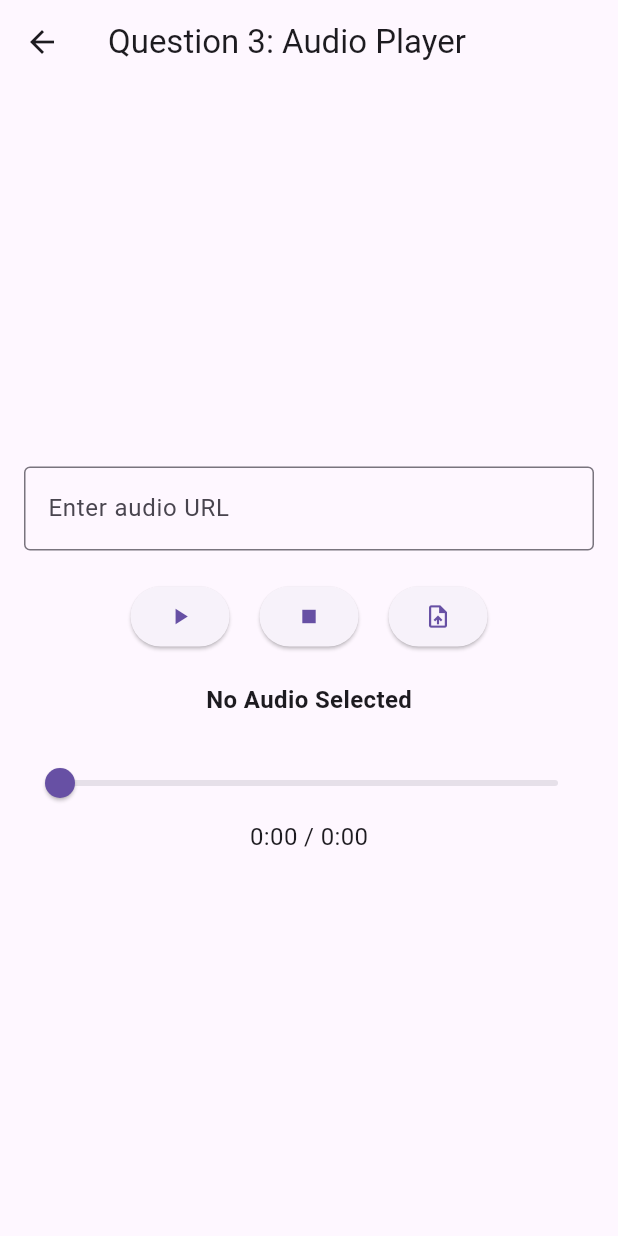
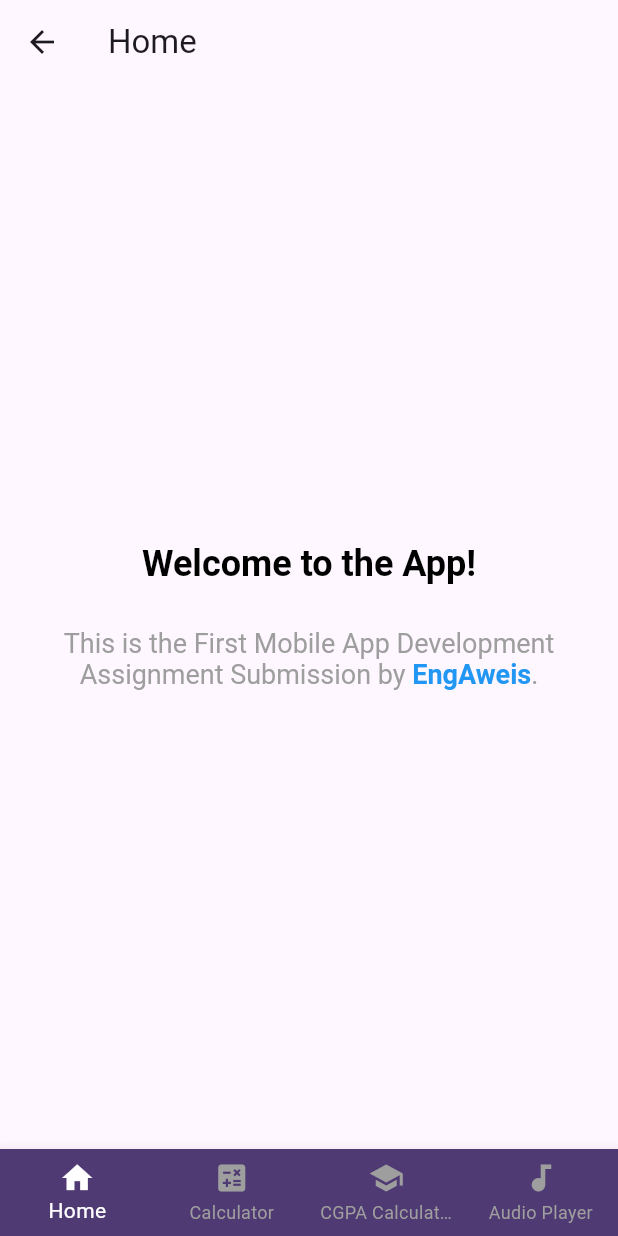
Before and after one commit to MaxamedAweis90/assignmentapp, a Flutter app: the screen it shows after launch, after a tap on "Launch App", on a phone screen of 412 x 824 dp. Run offline on Flutter 3.47's test engine with Material 3 defaults, Android fonts, the phone set to English and light mode, and no system bars; our stand-ins replace audioplayers, file_picker; network calls fail.

Commit message:
Updated the assignment

```diff
--- a/lib/main.dart
+++ b/lib/main.dart
@@ -43,8 +43,8 @@
 //   }
 // }
 
+import 'package:assignmentapp/pages/Start.dart';
 import 'package:flutter/material.dart';
-import 'package:assignmentapp/pages/landing_page.dart';
 
 void main() {
   runApp(MyApp());
@@ -58,7 +58,7 @@ class MyApp extends StatelessWidget {
     return MaterialApp(
       title: 'Assignments',
       theme: ThemeData(primarySwatch: Colors.blue),
-      home: LandingPage(),
+      home: Startpage(),
     );
   }
 }
--- a/lib/pages/landing_page.dart
+++ b/lib/pages/landing_page.dart
@@ -1,73 +1,105 @@
 import 'package:flutter/material.dart';
-import 'question3.dart'; // Ensure this path matches your actual file structure
+import 'calculator_gui.dart';
+import 'cgpa_calculator_gui.dart';
+import 'question3.dart';
 
-class LandingPage extends StatelessWidget {
+class LandingPage extends StatefulWidget {
   const LandingPage({super.key});
+
+  @override
+  _LandingPageState createState() => _LandingPageState();
+}
+
+class _LandingPageState extends State<LandingPage> {
+  int _currentIndex = 0;
+
+  // List of pages for each tab
+  final List<Widget> _pages = [
+    WelcomePage(),
+    CalculatorGUI(),
+    CGPACalculator(),
+    Question3Page(),
+  ];
+
   @override
   Widget build(BuildContext context) {
     return Scaffold(
-      body: Container(
-        decoration: BoxDecoration(
-          image: DecorationImage(
-            image: NetworkImage(
-              'https://th.bing.com/th/id/R.2a5fd36dbc1724922bb2206b35a4dcda?rik=ukSa06cIVmJ9zQ&pid=ImgRaw&r=0',
-            ), // Replace with your image URL
-            fit: BoxFit.cover,
-          ),
-        ),
-        child: Center(
-          child: Column(
-            mainAxisAlignment: MainAxisAlignment.center,
-            children: <Widget>[
-              Spacer(),
-              Container(
-                color: Colors.black.withOpacity(0.8),
-                padding: EdgeInsets.all(30),
-                child: Column(
-                  children: [
-                    Text(
-                      'Aweis Audio Player',
-                      style: TextStyle(
-                        fontSize: 40,
-                        fontWeight: FontWeight.bold,
-                        color: Colors.white,
-                      ),
-                    ),
-                    SizedBox(height: 50),
-                    ElevatedButton(
-                      onPressed: () {
-                        Navigator.push(
-                          context,
-                          MaterialPageRoute(
-                            builder: (context) => Question3Page(),
-                          ),
-                        );
+      body: _pages[_currentIndex], // Display the current page
+      bottomNavigationBar: BottomNavigationBar(
+        currentIndex: _currentIndex, // Track the selected tab
+        onTap: (index) {
+          setState(() {
+            _currentIndex = index; // Update the selected tab
+          });
         },
-                      style: ElevatedButton.styleFrom(
         backgroundColor: const Color.fromARGB(
           255,
-                          246,
-                          243,
-                          243,
+          79,
+          58,
+          115,
+        ), // Explicit background color
+        selectedItemColor: Colors.white, // Highlight the selected tab
+        unselectedItemColor: Colors.grey, // Dull color for unselected tabs
+        type: BottomNavigationBarType.fixed, // Ensures colors apply correctly
+        items: const [
+          BottomNavigationBarItem(icon: Icon(Icons.home), label: 'Home'),
+          BottomNavigationBarItem(
+            icon: Icon(Icons.calculate),
+            label: 'Calculator',
           ),
-                        foregroundColor: const Color.fromARGB(255, 68, 96, 255),
-                        padding: EdgeInsets.symmetric(
-                          horizontal: 40,
-                          vertical: 20,
+          BottomNavigationBarItem(
+            icon: Icon(Icons.school),
+            label: 'CGPA Calculator',
           ),
-                        textStyle: TextStyle(fontSize: 20),
-                      ),
-                      child: Text('Launch App'),
+          BottomNavigationBarItem(
+            icon: Icon(Icons.audiotrack),
+            label: 'Audio Player',
           ),
         ],
       ),
+    );
+  }
+}
+
+class WelcomePage extends StatelessWidget {
+  @override
+  Widget build(BuildContext context) {
+    return Scaffold(
+      appBar: AppBar(title: const Text('Home')),
+      body: Center(
+        child: RichText(
+          textAlign: TextAlign.center,
+          text: TextSpan(
+            text: 'Welcome to the App!\n\n',
+            style: const TextStyle(
+              fontSize: 24,
+              fontWeight: FontWeight.bold,
+              color: Colors.black,
             ),
-              Spacer(),
-              Padding(
-                padding: const EdgeInsets.only(bottom: 50.0),
-                child: Text(
-                  'Developed by Aweis',
-                  style: TextStyle(fontSize: 20, color: Colors.white),
+            children: <TextSpan>[
+              const TextSpan(
+                text:
+                    'This is the First Mobile App Development Assignment Submission by ',
+                style: TextStyle(
+                  fontSize: 18,
+                  fontWeight: FontWeight.normal,
+                  color: Colors.grey,
+                ),
+              ),
+              TextSpan(
+                text: 'EngAweis',
+                style: const TextStyle(
+                  fontSize: 18,
+                  fontWeight: FontWeight.bold,
+                  color: Colors.blue,
+                ),
+              ),
+              const TextSpan(
+                text: '.',
+                style: TextStyle(
+                  fontSize: 18,
+                  fontWeight: FontWeight.normal,
+                  color: Colors.grey,
                 ),
               ),
             ],
--- /dev/null
+++ b/lib/pages/start.dart
@@ -0,0 +1,137 @@
+import 'package:assignmentapp/pages/landing_page.dart';
+import 'package:flutter/material.dart';
+
+class Startpage extends StatelessWidget {
+  const Startpage({super.key});
+
+  @override
+  Widget build(BuildContext context) {
+    return Scaffold(
+      body: Column(
+        children: [
+          // Top section with the futuristic image
+          Expanded(
+            flex: 2,
+            child: Container(
+              decoration: BoxDecoration(
+                gradient: LinearGradient(
+                  colors: [Colors.blueAccent, Colors.purpleAccent],
+                  begin: Alignment.topLeft,
+                  end: Alignment.bottomRight,
+                ),
+                image: DecorationImage(
+                  image: NetworkImage(
+                    'https://th.bing.com/th/id/R.2a5fd36dbc1724922bb2206b35a4dcda?rik=ukSa06cIVmJ9zQ&pid=ImgRaw&r=0',
+                  ), // Replace with your image URL
+                  fit: BoxFit.cover,
+                  colorFilter: ColorFilter.mode(
+                    Colors.black.withOpacity(0.5),
+                    BlendMode.darken,
+                  ),
+                ),
+              ),
+              child: Center(
+                child: Text(
+                  'Are you ready to explore EngAwis App?',
+                  textAlign: TextAlign.center,
+                  style: TextStyle(
+                    fontSize: 28,
+                    fontWeight: FontWeight.bold,
+                    color: Colors.white,
+                    shadows: [
+                      Shadow(
+                        blurRadius: 10.0,
+                        color: Colors.blueAccent,
+                        offset: Offset(0, 0),
+                      ),
+                    ],
+                  ),
+                ),
+              ),
+            ),
+          ),
+
+          // Bottom section with futuristic design
+          Expanded(
+            flex: 2,
+            child: Container(
+              width: double.infinity, // Ensure it takes the full width
+              decoration: BoxDecoration(
+                gradient: LinearGradient(
+                  colors: [
+                    const Color.fromARGB(255, 4, 3, 3),
+                    const Color.fromARGB(255, 27, 87, 118),
+                  ],
+                  begin: Alignment.topCenter,
+                  end: Alignment.bottomCenter,
+                ),
+              ),
+              child: Column(
+                mainAxisAlignment: MainAxisAlignment.center,
+                children: [
+                  ElevatedButton(
+                    onPressed: () {
+                      Navigator.push(
+                        context,
+                        MaterialPageRoute(builder: (context) => LandingPage()),
+                      );
+                    },
+                    style: ElevatedButton.styleFrom(
+                      backgroundColor: Colors.blueAccent,
+                      foregroundColor: Colors.white,
+                      padding: EdgeInsets.symmetric(
+                        horizontal: 40,
+                        vertical: 20,
+                      ),
+                      shape: RoundedRectangleBorder(
+                        borderRadius: BorderRadius.circular(30),
+                      ),
+                      textStyle: TextStyle(
+                        fontSize: 20,
+                        fontWeight: FontWeight.bold,
+                      ),
+                      shadowColor: Colors.blueAccent,
+                      elevation: 10,
+                    ),
+                    child: Row(
+                      mainAxisSize: MainAxisSize.min,
+                      children: [
+                        Icon(Icons.launch),
+                        SizedBox(width: 10),
+                        Text('Launch App'),
+                      ],
+                    ),
+                  ),
+                  SizedBox(height: 20),
+                  Text(
+                    'Developed by',
+                    style: TextStyle(
+                      fontSize: 18,
+                      color: Colors.grey.shade400,
+                      letterSpacing: 1.2,
+                    ),
+                  ),
+                  Text(
+                    'Aweis',
+                    style: TextStyle(
+                      fontSize: 24,
+                      fontWeight: FontWeight.bold,
+                      color: Colors.blueAccent,
+                      shadows: [
+                        Shadow(
+                          blurRadius: 10.0,
+                          color: Colors.blueAccent,
+                          offset: Offset(0, 0),
+                        ),
+                      ],
+                    ),
+                  ),
+                ],
+              ),
+            ),
+          ),
+        ], // Close children list of Column
+      ), // Close Column
+    ); // Close Scaffold
+  }
+}
```
Also changed, not shown: lib/pages/calculator_gui.dart (added, +204 -0 lines), lib/pages/cgpa_calculator_gui.dart (added, +144 -0 lines). Lines whose indentation alone changed are shown as unchanged.
